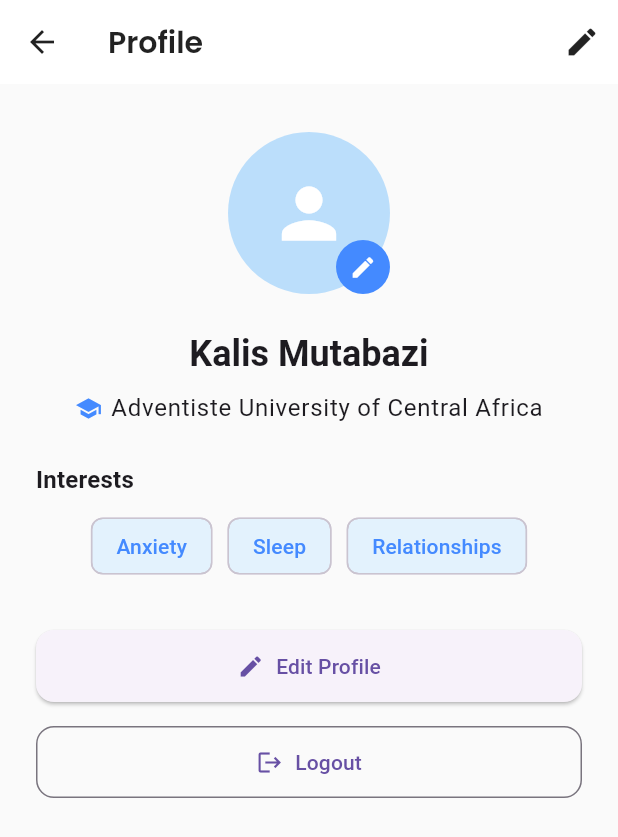
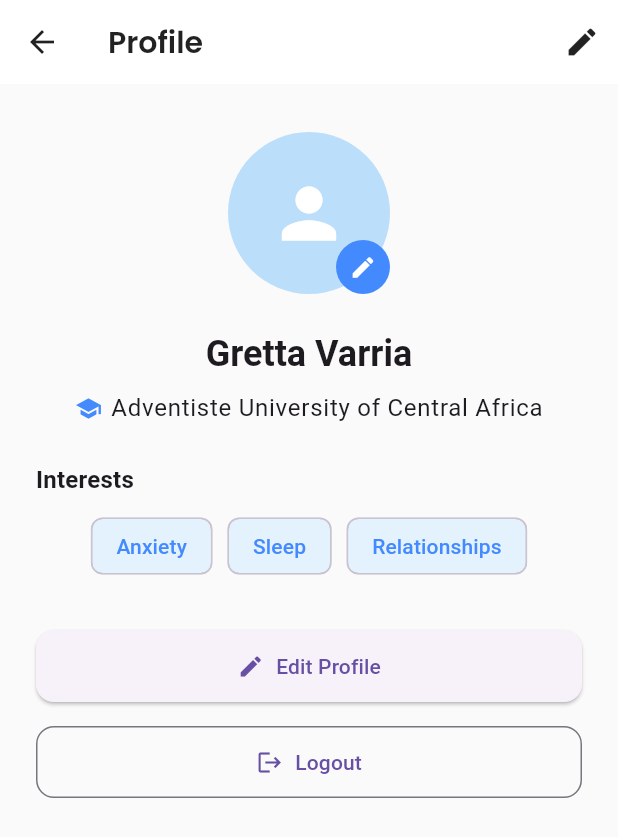
Before and after one commit to Gretta02/student_wellness_app, a Flutter app: the ProfileScreen screen opened by its route, on a phone screen of 412 x 824 dp. Shown: the top 837 px of the screen. Run offline on Flutter 3.47's test engine with Material 3 defaults, Android fonts, the phone set to English and light mode, and no system bars; our stand-ins replace cloud_firestore, firebase_auth, firebase_core, flutter_local_notifications, google_fonts, image_picker and 1 more; accounts and stored records are empty.

Commit message:
Update profile_screen.dart

```diff
--- a/lib/screens/profile/profile_screen.dart
+++ b/lib/screens/profile/profile_screen.dart
@@ -8,7 +8,7 @@ class ProfileScreen extends StatelessWidget {
   Widget build(BuildContext context) {
     // Placeholder user data
     final String avatarUrl = '';
-    final String displayName = 'Kalis Mutabazi';
+    final String displayName = 'Gretta Varria';
     final String university = 'Adventiste University of Central Africa';
     final List<String> interests = ['Anxiety', 'Sleep', 'Relationships'];
 
```
